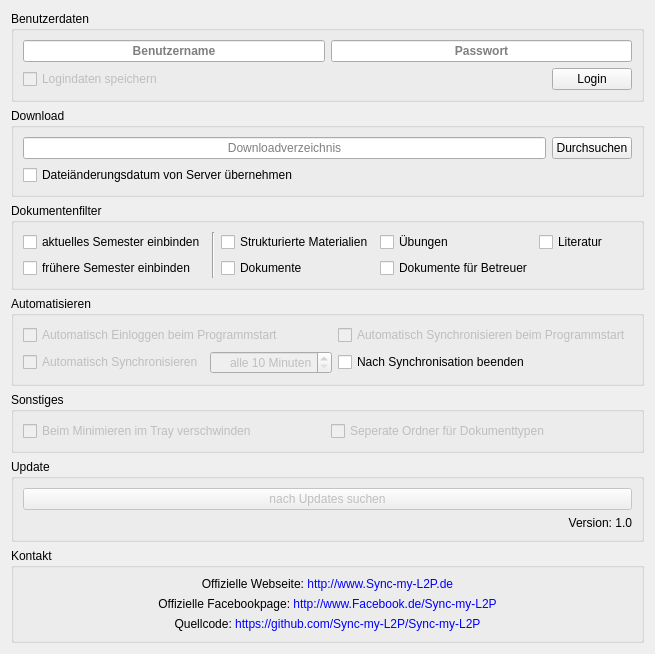
RobertKrajewski/Sync-my-L2P, file options.ui: the form before one commit.
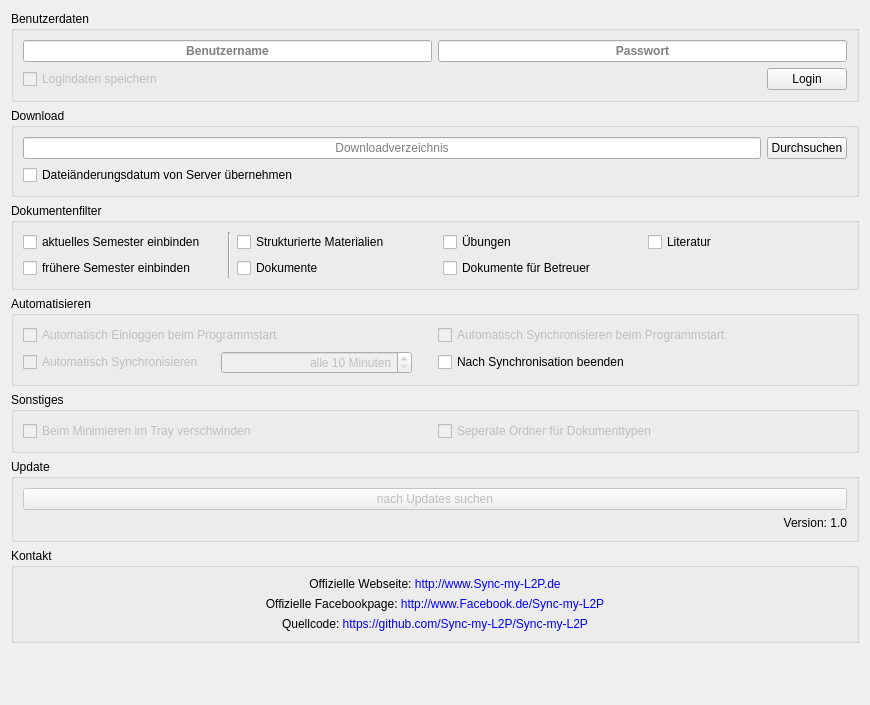
The form after the commit. Icons and pictures are not drawn.

Diff of the .ui file:
```diff
--- a/options.ui
+++ b/options.ui
@@ -6,8 +6,8 @@
    <rect>
     <x>0</x>
     <y>0</y>
-    <width>619</width>
-    <height>561</height>
+    <width>870</width>
+    <height>705</height>
    </rect>
   </property>
   <property name="windowTitle">
```
